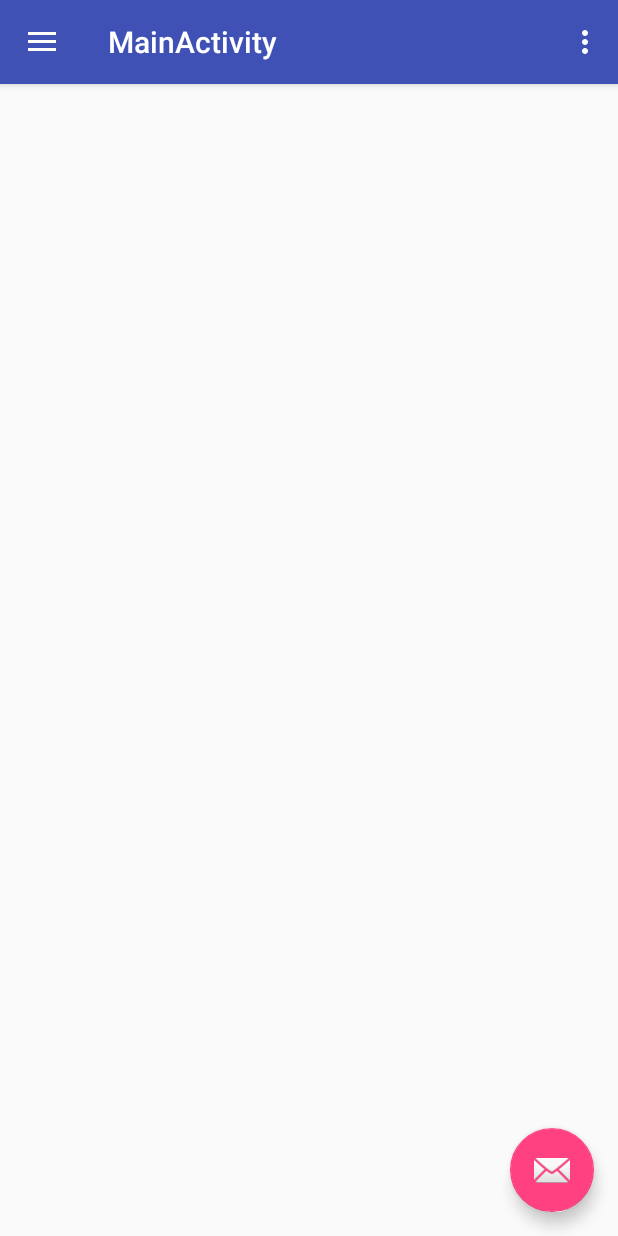
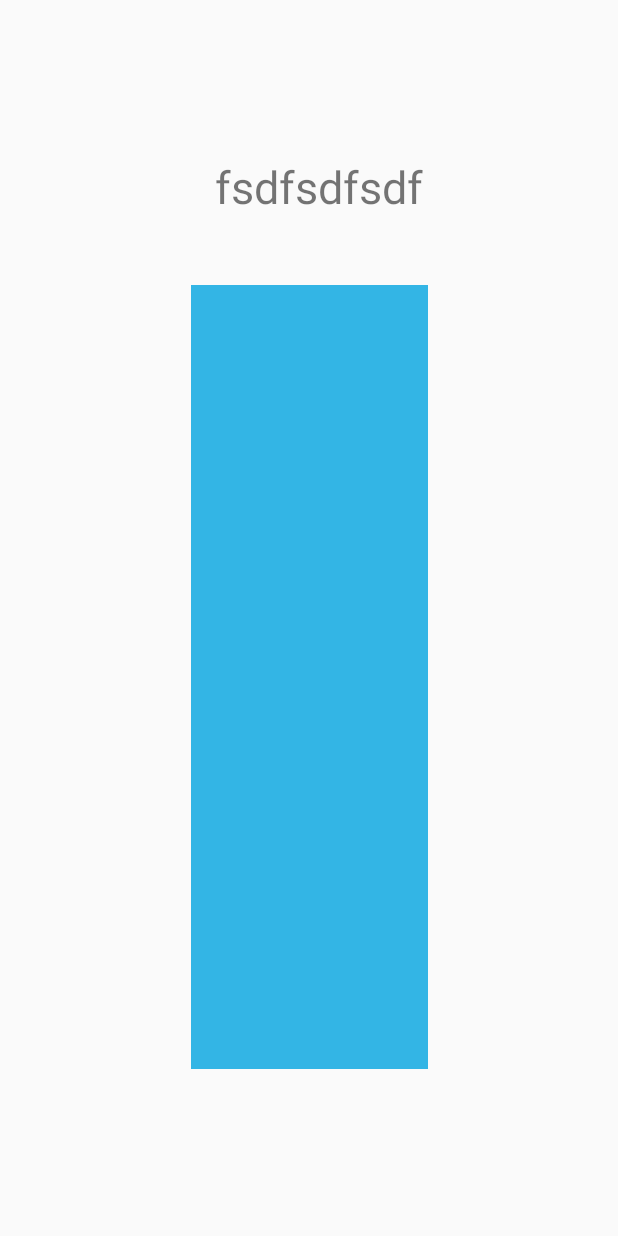
Before and after one commit to asnuscom/TurkMali, an Android app: the screen it shows after launch (MainActivity), on a phone screen of 412 x 824 dp. Run offline under Robolectric (Android 15) with nearby library versions, the phone set to English and light mode, and no system bars.

```diff
--- a/app/src/main/AndroidManifest.xml
+++ b/app/src/main/AndroidManifest.xml
@@ -26,7 +26,7 @@
         </activity>
         <activity
             android:name=".LoginActivity"
-            android:label="@string/title_activity_login"></activity>
+            android:label="@string/title_activity_login" />
     </application>
 
 </manifest>
--- a/app/src/main/java/com/asnus/turkmali/MainActivity.kt
+++ b/app/src/main/java/com/asnus/turkmali/MainActivity.kt
@@ -1,84 +1,12 @@
 package com.asnus.turkmali
 
+import android.support.v7.app.AppCompatActivity
 import android.os.Bundle
-import android.support.design.widget.Snackbar
-import android.support.design.widget.NavigationView
-import android.support.v4.view.GravityCompat
-import android.support.v7.app.ActionBarDrawerToggle
-import android.support.v7.app.AppCompatActivity
-import android.view.Menu
-import android.view.MenuItem
-import kotlinx.android.synthetic.main.activity_main.*
-import kotlinx.android.synthetic.main.app_bar_main.*
 
-class MainActivity : AppCompatActivity(), NavigationView.OnNavigationItemSelectedListener {
+class MainActivity : AppCompatActivity() {
 
     override fun onCreate(savedInstanceState: Bundle?) {
         super.onCreate(savedInstanceState)
         setContentView(R.layout.activity_main)
-        setSupportActionBar(toolbar)
-
-        fab.setOnClickListener { view ->
-            Snackbar.make(view, "Replace with your own action", Snackbar.LENGTH_LONG)
-                    .setAction("Action", null).show()
-        }
-
-        val toggle = ActionBarDrawerToggle(
-                this, drawer_layout, toolbar, R.string.navigation_drawer_open, R.string.navigation_drawer_close)
-        drawer_layout.addDrawerListener(toggle)
-        toggle.syncState()
-
-        nav_view.setNavigationItemSelectedListener(this)
-    }
-
-    override fun onBackPressed() {
-        if (drawer_layout.isDrawerOpen(GravityCompat.START)) {
-            drawer_layout.closeDrawer(GravityCompat.START)
-        } else {
-            super.onBackPressed()
-        }
-    }
-
-    override fun onCreateOptionsMenu(menu: Menu): Boolean {
-        // Inflate the menu; this adds items to the action bar if it is present.
-        menuInflater.inflate(R.menu.main, menu)
-        return true
-    }
-
-    override fun onOptionsItemSelected(item: MenuItem): Boolean {
-        // Handle action bar item clicks here. The action bar will
-        // automatically handle clicks on the Home/Up button, so long
-        // as you specify a parent activity in AndroidManifest.xml.
-        when (item.itemId) {
-            R.id.action_settings -> return true
-            else -> return super.onOptionsItemSelected(item)
-        }
-    }
-
-    override fun onNavigationItemSelected(item: MenuItem): Boolean {
-        // Handle navigation view item clicks here.
-        when (item.itemId) {
-            R.id.nav_camera -> {
-                // Handle the camera action
-            }
-            R.id.nav_gallery -> {
-
-            }
-            R.id.nav_slideshow -> {
-
-            }
-            R.id.nav_manage -> {
-
-            }
-            R.id.nav_share -> {
-
-            }
-            R.id.nav_send -> {
-
-            }
-        }
-
-        drawer_layout.closeDrawer(GravityCompat.START)
-        return true
     }
 }
--- a/app/src/main/res/layout/activity_main.xml
+++ b/app/src/main/res/layout/activity_main.xml
@@ -1,25 +1,32 @@
 <?xml version="1.0" encoding="utf-8"?>
-<android.support.v4.widget.DrawerLayout xmlns:android="http://schemas.android.com/apk/res/android"
+<android.support.constraint.ConstraintLayout xmlns:android="http://schemas.android.com/apk/res/android"
     xmlns:app="http://schemas.android.com/apk/res-auto"
     xmlns:tools="http://schemas.android.com/tools"
-    android:id="@+id/drawer_layout"
     android:layout_width="match_parent"
     android:layout_height="match_parent"
-    android:fitsSystemWindows="true"
-    tools:openDrawer="start">
+    tools:context=".MainActivity">
 
-    <include
-        layout="@layout/app_bar_main"
-        android:layout_width="match_parent"
-        android:layout_height="match_parent" />
+    <TextView
+        android:id="@+id/textView"
+        android:layout_width="wrap_content"
+        android:layout_height="wrap_content"
+        android:layout_marginBottom="45dp"
+        android:layout_marginEnd="3dp"
+        android:layout_marginTop="104dp"
+        android:text="fsdfsdfsdf"
+        android:textSize="30sp"
+        app:layout_constraintBottom_toTopOf="@+id/imageView"
+        app:layout_constraintEnd_toEndOf="@+id/imageView"
+        app:layout_constraintTop_toTopOf="parent" />
 
-    <android.support.design.widget.NavigationView
-        android:id="@+id/nav_view"
-        android:layout_width="wrap_content"
-        android:layout_height="match_parent"
-        android:layout_gravity="start"
-        android:fitsSystemWindows="true"
-        app:headerLayout="@layout/nav_header_main"
-        app:menu="@menu/activity_main_drawer" />
-
-</android.support.v4.widget.DrawerLayout>
+    <ImageView
+        android:id="@+id/imageView"
+        android:layout_width="158dp"
+        android:layout_height="0dp"
+        android:layout_marginBottom="111dp"
+        app:layout_constraintBottom_toBottomOf="parent"
+        app:layout_constraintEnd_toEndOf="parent"
+        app:layout_constraintStart_toStartOf="parent"
+        app:layout_constraintTop_toBottomOf="@+id/textView"
+        app:srcCompat="@android:color/holo_blue_light" />
+</android.support.constraint.ConstraintLayout>
--- a/app/src/main/res/layout/app_bar_main.xml
+++ /dev/null
@@ -1,33 +0,0 @@
-<?xml version="1.0" encoding="utf-8"?>
-<android.support.design.widget.CoordinatorLayout xmlns:android="http://schemas.android.com/apk/res/android"
-    xmlns:app="http://schemas.android.com/apk/res-auto"
-    xmlns:tools="http://schemas.android.com/tools"
-    android:layout_width="match_parent"
-    android:layout_height="match_parent"
-    tools:context=".MainActivity">
-
-    <android.support.design.widget.AppBarLayout
-        android:layout_width="match_parent"
-        android:layout_height="wrap_content"
-        android:theme="@style/AppTheme.AppBarOverlay">
-
-        <android.support.v7.widget.Toolbar
-            android:id="@+id/toolbar"
-            android:layout_width="match_parent"
-            android:layout_height="?attr/actionBarSize"
-            android:background="?attr/colorPrimary"
-            app:popupTheme="@style/AppTheme.PopupOverlay" />
-
-    </android.support.design.widget.AppBarLayout>
-
-    <include layout="@layout/content_main" />
-
-    <android.support.design.widget.FloatingActionButton
-        android:id="@+id/fab"
-        android:layout_width="wrap_content"
-        android:layout_height="wrap_content"
-        android:layout_gravity="bottom|end"
-        android:layout_margin="@dimen/fab_margin"
-        app:srcCompat="@android:drawable/ic_dialog_email" />
-
-</android.support.design.widget.CoordinatorLayout>
--- a/app/src/main/res/layout/content_main.xml
+++ /dev/null
@@ -1,11 +0,0 @@
-<?xml version="1.0" encoding="utf-8"?>
-<android.support.constraint.ConstraintLayout xmlns:android="http://schemas.android.com/apk/res/android"
-    xmlns:app="http://schemas.android.com/apk/res-auto"
-    xmlns:tools="http://schemas.android.com/tools"
-    android:layout_width="match_parent"
-    android:layout_height="match_parent"
-    app:layout_behavior="@string/appbar_scrolling_view_behavior"
-    tools:context=".MainActivity"
-    tools:showIn="@layout/app_bar_main">
-
-</android.support.constraint.ConstraintLayout>
```
Also changed, not shown: app/src/main/java/com/asnus/turkmali/LoginActivity.kt (deleted, +0 -295 lines), app/src/main/res/layout/activity_login.xml (deleted, +0 -66 lines), app/src/main/res/layout/nav_header_main.xml (deleted, +0 -36 lines).
